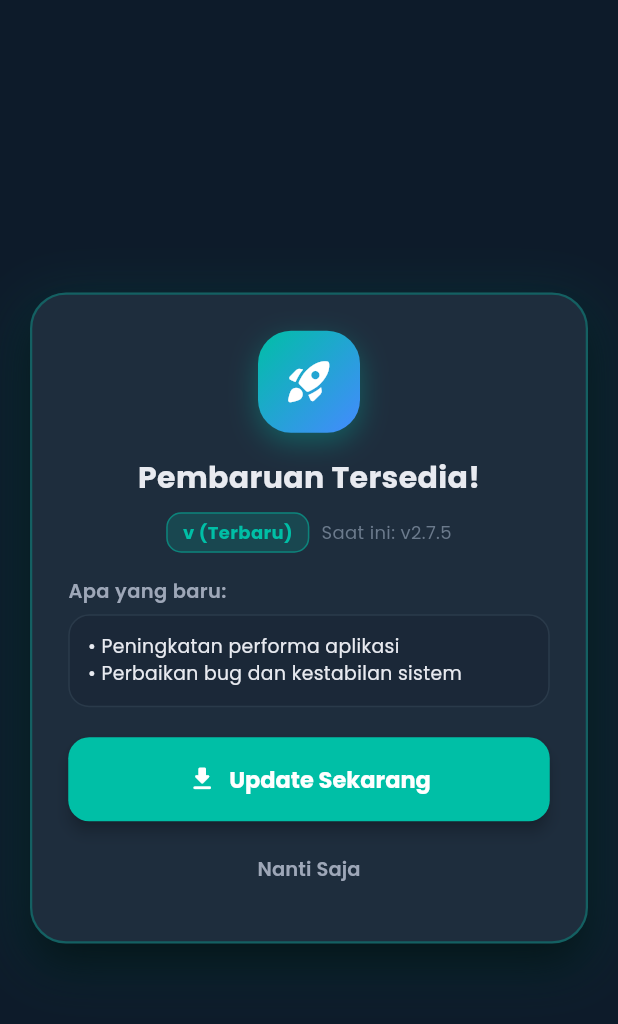
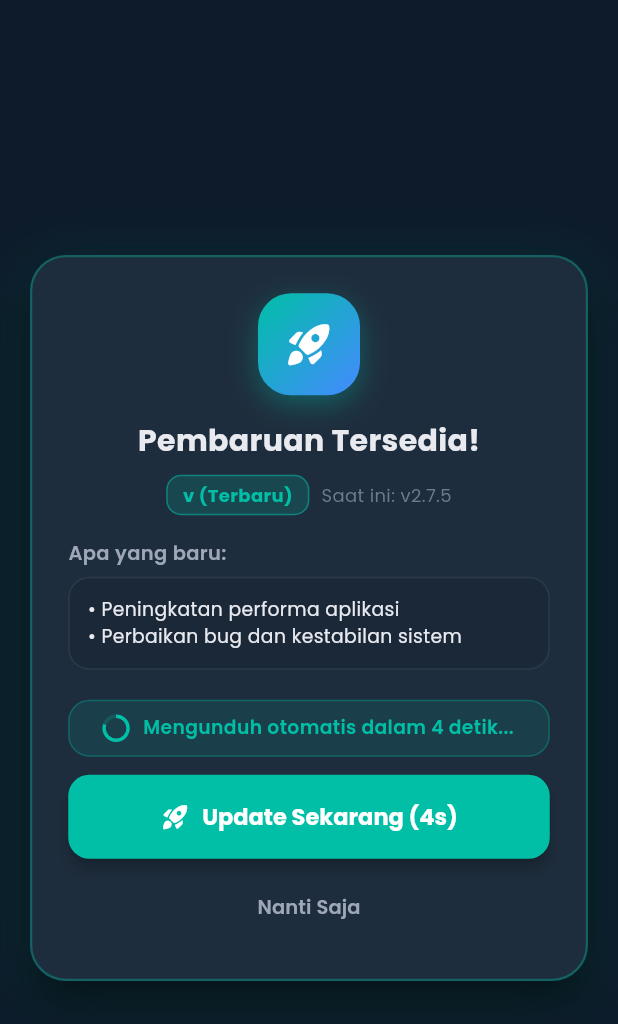
Before and after one commit to ESTAS-crypto/android-puskesmas, a Flutter app: the UpdateDialog widget shown alone on an empty page, opened directly with empty values, on a phone screen of 412 x 824 dp. Shown: the top 1024 px of the screen. Run offline on Flutter 3.47's test engine with Material 3 defaults, Android fonts, the phone set to English and light mode, and no system bars; our stand-ins replace google_fonts, google_sign_in, image_picker, lottie, open_file, pdf and 5 more; accounts and stored records are empty.

Commit message:
feat: live upload progress countdown bar in build wizard and in-app auto countdown timer in update dialog

```diff
--- a/lib/widgets/update_dialog.dart
+++ b/lib/widgets/update_dialog.dart
@@ -1,3 +1,4 @@
+import 'dart:async';
 import 'dart:io';
 import 'package:flutter/material.dart';
 import '../services/update_service.dart';
@@ -21,6 +22,12 @@ class _UpdateDialogState extends State<UpdateDialog> with TickerProviderStateMix
   int _totalBytes = 0;
   String _errorMessage = '';
   File? _downloadedFile;
+
+  // Hitungan mundur otomatis (Countdown)
+  int _autoCountdown = 5;
+  Timer? _autoTimer;
+  int _installCountdown = 3;
+  Timer? _installTimer;
 
   // Kecepatan & estimasi waktu download
   int _lastBytes = 0;
@@ -68,10 +75,34 @@ class _UpdateDialogState extends State<UpdateDialog> with TickerProviderStateMix
     _pulseAnim = Tween<double>(begin: 0.96, end: 1.05).animate(
       CurvedAnimation(parent: _pulseCtrl, curve: Curves.easeInOut),
     );
+
+    // 4. Mulai Hitungan Mundur Unduh Otomatis (5 detik)
+    _startAutoCountdown();
+  }
+
+  void _startAutoCountdown() {
+    _autoTimer = Timer.periodic(const Duration(seconds: 1), (timer) {
+      if (!mounted) {
+        timer.cancel();
+        return;
+      }
+      if (_status != _DownloadStatus.idle) {
+        timer.cancel();
+        return;
+      }
+      if (_autoCountdown > 1) {
+        setState(() => _autoCountdown--);
+      } else {
+        timer.cancel();
+        _startDownload();
+      }
+    });
   }
 
   @override
   void dispose() {
+    _autoTimer?.cancel();
+    _installTimer?.cancel();
     _animCtrl.dispose();
     _shimmerCtrl.dispose();
     _pulseCtrl.dispose();
@@ -104,6 +135,7 @@ class _UpdateDialogState extends State<UpdateDialog> with TickerProviderStateMix
   }
 
   Future<void> _startDownload() async {
+    _autoTimer?.cancel();
     setState(() {
       _status = _DownloadStatus.downloading;
       _progress = 0.0;
@@ -151,19 +183,29 @@ class _UpdateDialogState extends State<UpdateDialog> with TickerProviderStateMix
       setState(() {
         _status = _DownloadStatus.installing;
         _downloadedFile = file;
+        _installCountdown = 3;
       });
 
-      // Panggil package installer Android
+      // Hitungan mundur 3 detik sebelum otomatis memicu installer Android
+      _installTimer = Timer.periodic(const Duration(seconds: 1), (timer) async {
+        if (!mounted) {
+          timer.cancel();
+          return;
+        }
+        if (_installCountdown > 1) {
+          setState(() => _installCountdown--);
+        } else {
+          timer.cancel();
           final success = await UpdateService.installApk(file);
-
           if (!mounted) return;
-
           if (!success) {
             setState(() {
               _status = _DownloadStatus.error;
               _errorMessage = 'Gagal membuka installer. Pastikan izin "Pasang aplikasi tidak dikenal" telah diizinkan di Pengaturan Android.';
             });
           }
+        }
+      });
     } catch (e) {
       if (mounted) {
         _shimmerCtrl.stop();
@@ -381,8 +423,45 @@ class _UpdateDialogState extends State<UpdateDialog> with TickerProviderStateMix
         return Column(
           crossAxisAlignment: CrossAxisAlignment.stretch,
           children: [
+            // Banner Animasi Hitungan Mundur Unduh Otomatis
+            Container(
+              padding: const EdgeInsets.symmetric(horizontal: 14, vertical: 9),
+              margin: const EdgeInsets.only(bottom: 12),
+              decoration: BoxDecoration(
+                color: AppTheme.accentTeal.withValues(alpha: 0.12),
+                borderRadius: BorderRadius.circular(14),
+                border: Border.all(color: AppTheme.accentTeal.withValues(alpha: 0.3)),
+              ),
+              child: Row(
+                mainAxisAlignment: MainAxisAlignment.center,
+                children: [
+                  SizedBox(
+                    width: 16,
+                    height: 16,
+                    child: CircularProgressIndicator(
+                      value: _autoCountdown / 5.0,
+                      strokeWidth: 2.2,
+                      valueColor: const AlwaysStoppedAnimation<Color>(AppTheme.accentTeal),
+                      backgroundColor: AppTheme.accentTeal.withValues(alpha: 0.2),
+                    ),
+                  ),
+                  const SizedBox(width: 10),
+                  Text(
+                    'Mengunduh otomatis dalam $_autoCountdown detik...',
+                    style: const TextStyle(
+                      color: AppTheme.accentTeal,
+                      fontSize: 12.5,
+                      fontWeight: FontWeight.w600,
+                    ),
+                  ),
+                ],
+              ),
+            ),
             ElevatedButton(
-              onPressed: _startDownload,
+              onPressed: () {
+                _autoTimer?.cancel();
+                _startDownload();
+              },
               style: ElevatedButton.styleFrom(
                 backgroundColor: AppTheme.accentTeal,
                 foregroundColor: Colors.white,
@@ -390,14 +469,14 @@ class _UpdateDialogState extends State<UpdateDialog> with TickerProviderStateMix
                 shape: RoundedRectangleBorder(borderRadius: BorderRadius.circular(14)),
                 elevation: 4,
               ),
-              child: const Row(
+              child: Row(
                 mainAxisAlignment: MainAxisAlignment.center,
                 children: [
-                  Icon(Icons.download_rounded, size: 20),
-                  SizedBox(width: 8),
+                  const Icon(Icons.rocket_launch_rounded, size: 20),
+                  const SizedBox(width: 8),
                   Text(
-                    'Update Sekarang',
-                    style: TextStyle(fontSize: 15, fontWeight: FontWeight.w700),
+                    'Update Sekarang (${_autoCountdown}s)',
+                    style: const TextStyle(fontSize: 15, fontWeight: FontWeight.w700),
                   ),
                 ],
               ),
@@ -405,7 +484,10 @@ class _UpdateDialogState extends State<UpdateDialog> with TickerProviderStateMix
             if (!isMandatory) ...[
               const SizedBox(height: 8),
               TextButton(
-                onPressed: () => Navigator.pop(context),
+                onPressed: () {
+                  _autoTimer?.cancel();
+                  Navigator.pop(context);
+                },
                 child: const Text(
                   'Nanti Saja',
                   style: TextStyle(color: AppTheme.textSecondary, fontSize: 13),
@@ -554,26 +636,53 @@ class _UpdateDialogState extends State<UpdateDialog> with TickerProviderStateMix
         return Column(
           children: [
             Container(
-              padding: const EdgeInsets.all(12),
+              padding: const EdgeInsets.symmetric(horizontal: 16, vertical: 14),
               decoration: BoxDecoration(
                 color: AppTheme.accentTeal.withValues(alpha: 0.15),
-                borderRadius: BorderRadius.circular(16),
+                borderRadius: BorderRadius.circular(18),
+                border: Border.all(color: AppTheme.accentTeal.withValues(alpha: 0.3)),
               ),
-              child: const Row(
-                mainAxisAlignment: MainAxisAlignment.center,
+              child: Row(
+                children: [
+                  Stack(
+                    alignment: Alignment.center,
                     children: [
                       SizedBox(
-                    width: 20,
-                    height: 20,
+                        width: 38,
+                        height: 38,
                         child: CircularProgressIndicator(
-                      strokeWidth: 2.5,
-                      valueColor: AlwaysStoppedAnimation<Color>(AppTheme.accentTeal),
+                          value: _installCountdown / 3.0,
+                          strokeWidth: 3.2,
+                          valueColor: const AlwaysStoppedAnimation<Color>(AppTheme.accentTeal),
+                          backgroundColor: AppTheme.accentTeal.withValues(alpha: 0.2),
                         ),
                       ),
-                  SizedBox(width: 12),
+                      Text(
+                        '$_installCountdown',
+                        style: const TextStyle(
+                          color: AppTheme.accentTeal,
+                          fontSize: 15,
+                          fontWeight: FontWeight.w800,
+                        ),
+                      ),
+                    ],
+                  ),
+                  const SizedBox(width: 14),
+                  const Expanded(
+                    child: Column(
+                      crossAxisAlignment: CrossAxisAlignment.start,
+                      children: [
                         Text(
                           'Membuka Installer Android...',
-                    style: TextStyle(color: AppTheme.textPrimary, fontSize: 14, fontWeight: FontWeight.w600),
+                          style: TextStyle(color: AppTheme.textPrimary, fontSize: 13.5, fontWeight: FontWeight.w700),
+                        ),
+                        SizedBox(height: 3),
+                        Text(
+                          'Hitungan mundur peluncuran installer otomatis',
+                          style: TextStyle(color: AppTheme.textHint, fontSize: 11),
+                        ),
+                      ],
+                    ),
                   ),
                 ],
               ),
```
Also changed, not shown: 1 other file. Lines whose indentation alone changed are shown as unchanged.
